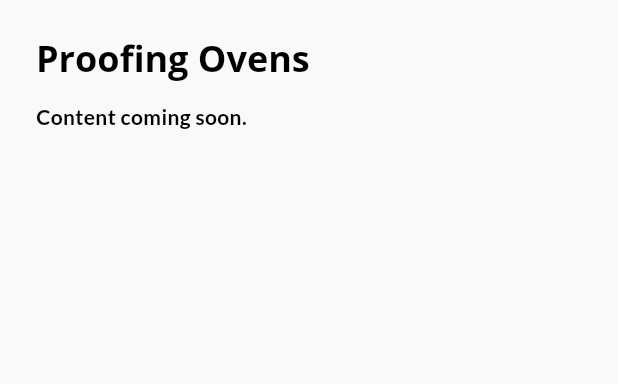
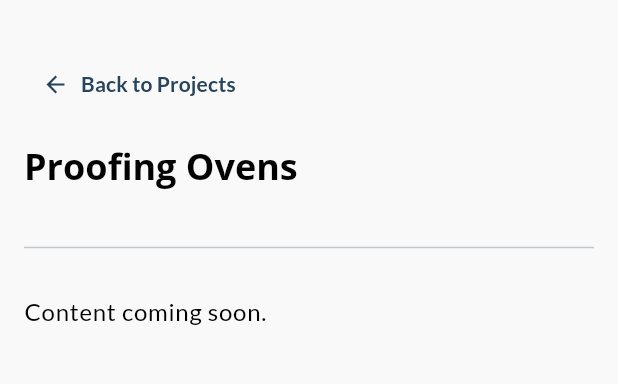
Before and after one commit to AllyTechEngineering/allytechllc, a Flutter app: the screen it shows after launch, after a tap on "Proofing Ovens", on a phone screen of 412 x 824 dp, the part 84-468 px from its top. Run offline on Flutter 3.47's test engine with Material 3 defaults, Android fonts, the phone set to English and light mode, and no system bars; our stand-ins replace firebase_core, go_router, google_fonts; accounts and stored records are empty; statements that could not run were skipped.

Commit message:
Updated the services and projects detail screens

```diff
--- a/lib/features/projects/project_detail_screen.dart
+++ b/lib/features/projects/project_detail_screen.dart
@@ -1,26 +1,24 @@
 import 'package:flutter/material.dart';
 
 import '../../utils/site_content.dart';
+import '../../widgets/site_detail_page.dart';
 
 class ProjectDetailScreen extends StatelessWidget {
-  const ProjectDetailScreen({super.key, required this.slug});
+  const ProjectDetailScreen({
+    super.key,
+    required this.slug,
+  });
 
   final String slug;
 
   @override
   Widget build(BuildContext context) {
-    final item = projectItems.firstWhere((i) => i.slug == slug);
-    return Padding(
-      padding: const EdgeInsets.all(24),
-      child: Column(
-        crossAxisAlignment: CrossAxisAlignment.start,
-        children: [
-          Text(item.title, style: Theme.of(context).textTheme.displayMedium),
-          const SizedBox(height: 16),
-          // TODO: replace with real case-study copy/images for this project.
-          const Text('Content coming soon.'),
-        ],
-      ),
+    final item = projectItems.firstWhere((item) => item.slug == slug);
+
+    return SiteDetailPage(
+      title: item.title,
+      backRoute: '/projects',
+      backLabel: 'Back to Projects',
     );
   }
 }
--- a/lib/features/services/service_detail_screen.dart
+++ b/lib/features/services/service_detail_screen.dart
@@ -17,6 +17,8 @@ class ServiceDetailScreen extends StatelessWidget {
 
     return SiteDetailPage(
       title: item.title,
+      backRoute: '/services',
+      backLabel: 'Back to Services',
     );
   }
 }
--- a/lib/utils/custom_app_theme.dart
+++ b/lib/utils/custom_app_theme.dart
@@ -258,10 +258,10 @@ navigationRailTheme: NavigationRailThemeData(
     //Paragraphs of readable body text
     bodyLarge: GoogleFonts.lato(
       fontSize: 16.0,
-      fontWeight: FontWeight.bold,
+      fontWeight: FontWeight.normal,
       color: appColorScheme.onSurface,
       wordSpacing: 0.0,
-      height: 1.2,
+      height: 1.4,
     ),
     // Smaller body text
     bodyMedium: GoogleFonts.lato(
--- a/lib/widgets/site_detail_page.dart
+++ b/lib/widgets/site_detail_page.dart
@@ -1,19 +1,38 @@
 import 'package:flutter/material.dart';
+import 'package:go_router/go_router.dart';
+
+class DetailSection {
+  const DetailSection({
+    required this.heading,
+    required this.content,
+  });
+
+  final String heading;
+  final String content;
+}
 
 class SiteDetailPage extends StatelessWidget {
   const SiteDetailPage({
     super.key,
     required this.title,
+    this.backRoute,
+    this.backLabel,
+    this.summary,
     this.imagePath,
     this.imageFit = BoxFit.cover,
     this.imageDescription,
+    this.sections = const [],
     this.body,
   });
 
   final String title;
+  final String? backRoute;
+  final String? backLabel;
+  final String? summary;
   final String? imagePath;
   final BoxFit imageFit;
   final String? imageDescription;
+  final List<DetailSection> sections;
   final Widget? body;
 
   @override
@@ -38,10 +57,30 @@ class SiteDetailPage extends StatelessWidget {
           child: Column(
             crossAxisAlignment: CrossAxisAlignment.start,
             children: [
+              if (backRoute != null) ...[
+                TextButton.icon(
+                  onPressed: () => context.go(backRoute!),
+                  icon: const Icon(Icons.arrow_back),
+                  label: Text(backLabel ?? 'Back'),
+                ),
+                const SizedBox(height: 16),
+              ],
+
               Text(title, style: theme.textTheme.displayMedium),
 
+              if (summary != null) ...[
+                const SizedBox(height: 16),
+                ConstrainedBox(
+                  constraints: const BoxConstraints(maxWidth: 760),
+                  child: Text(
+                    summary!,
+                    style: theme.textTheme.bodyLarge,
+                  ),
+                ),
+              ],
+
               if (imagePath != null) ...[
-                const SizedBox(height: 24),
+                const SizedBox(height: 32),
                 ClipRRect(
                   borderRadius: BorderRadius.circular(16),
                   child: AspectRatio(
@@ -56,13 +95,38 @@ class SiteDetailPage extends StatelessWidget {
                 ),
               ],
 
+              const SizedBox(height: 32),
+              Divider(color: theme.colorScheme.outlineVariant),
               const SizedBox(height: 24),
 
-              body ??
-                  Text(
-                    'Content coming soon.',
-                    style: theme.textTheme.bodyLarge,
+              if (sections.isEmpty && body == null)
+                Text(
+                  'Content coming soon.',
+                  style: theme.textTheme.bodyLarge,
+                ),
+
+              for (final section in sections) ...[
+                ConstrainedBox(
+                  constraints: const BoxConstraints(maxWidth: 760),
+                  child: Column(
+                    crossAxisAlignment: CrossAxisAlignment.start,
+                    children: [
+                      Text(
+                        section.heading,
+                        style: theme.textTheme.headlineSmall,
+                      ),
+                      const SizedBox(height: 12),
+                      Text(
+                        section.content,
+                        style: theme.textTheme.bodyLarge,
+                      ),
+                    ],
                   ),
+                ),
+                const SizedBox(height: 32),
+              ],
+
+              if (body != null) body!,
             ],
           ),
         ),
```
